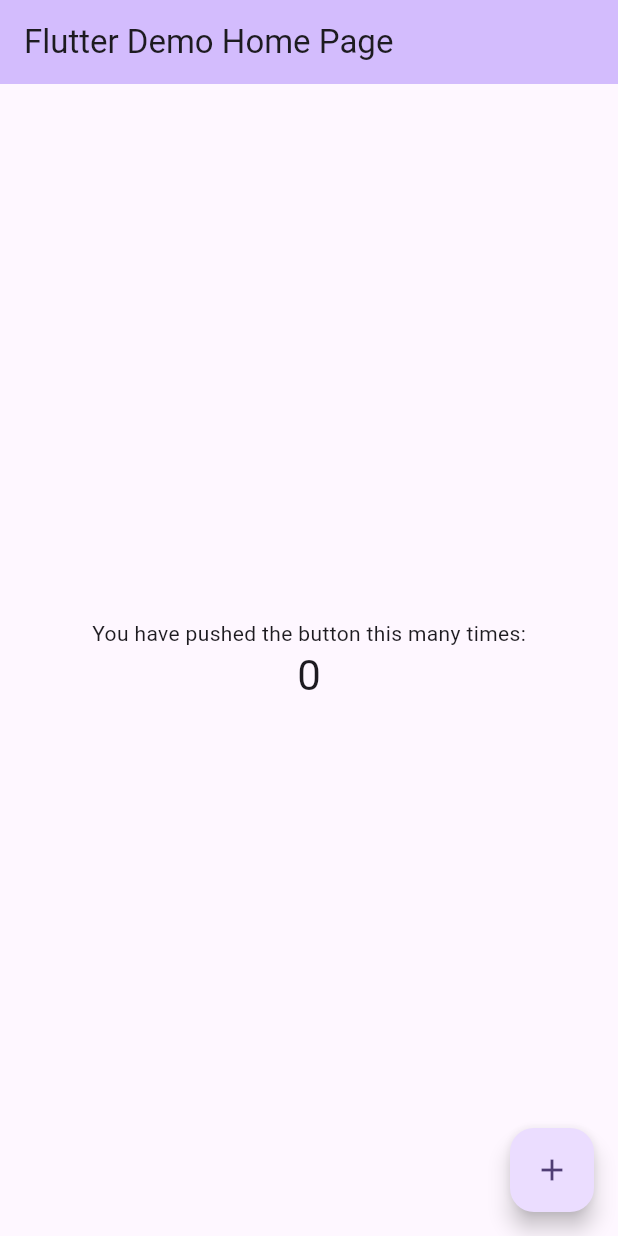
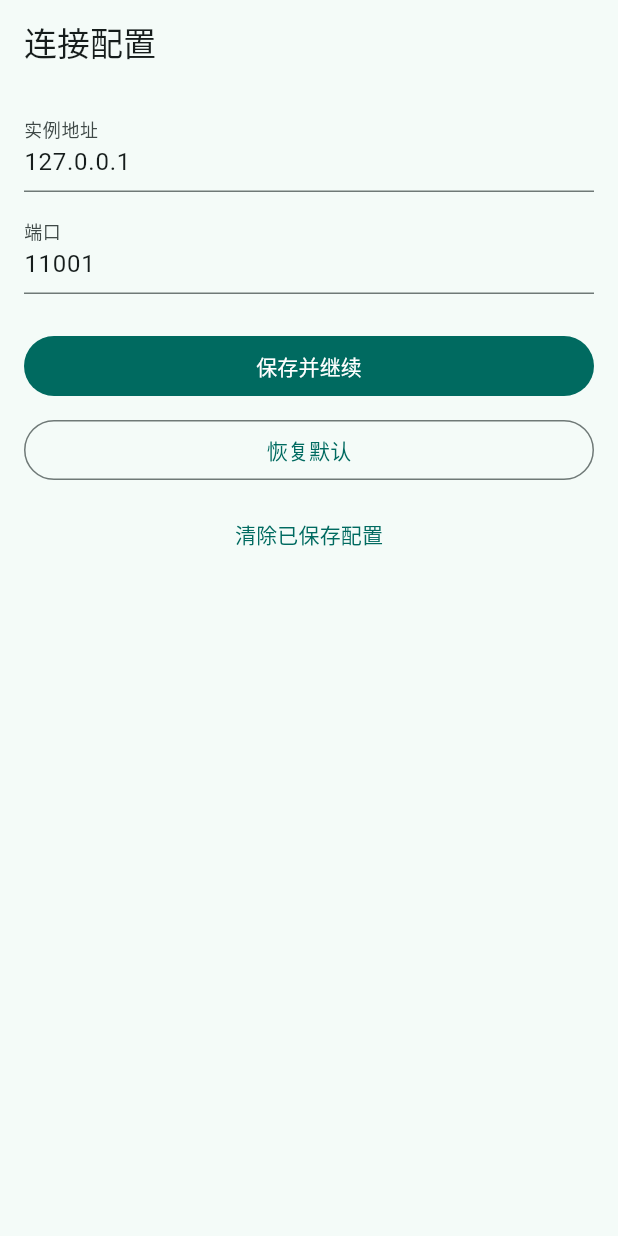
Before and after one commit to ahcotor-git/DualX, a Flutter app: the screen it shows after launch, on a phone screen of 412 x 824 dp. Run offline on Flutter 3.47's test engine with Material 3 defaults, Android fonts, the phone set to English and light mode, and no system bars; accounts and stored records are empty.

Commit message:
feat(clients): stage 4a app entry wiring and connection config page
Rewrite main.dart as the Android soldier-client shell: injects ConnectionConfigStore and routes to the connection page, with a temporary confirmation page as the post-save landing spot.

Add ConnectionPage (host/port form): loads from the store or falls back to contract defaults, validates via ConnectionConfig constructor (blank host / out-of-range port), writes only on success and reports inline errors otherwise.

Replace the scaffold counter widget test with 9 entry/connection-page cases (81 Dart tests total); no backend, no real HTTP, in-memory store only.

```diff
--- /dev/null
+++ b/clients/scds_client/lib/features/connection/connection_page.dart
@@ -0,0 +1,182 @@
+import 'package:flutter/material.dart';
+
+import '../../shared/config/connection_config.dart';
+import '../../shared/config/connection_config_store.dart';
+
+/// 供测试与后续集成定位的控件键（避免用文案查找）。
+const Key kConnectionHostFieldKey = Key('connection.hostField');
+const Key kConnectionPortFieldKey = Key('connection.portField');
+const Key kConnectionSaveButtonKey = Key('connection.saveButton');
+const Key kConnectionResetButtonKey = Key('connection.resetButton');
+const Key kConnectionClearButtonKey = Key('connection.clearButton');
+const Key kConnectionErrorKey = Key('connection.error');
+
+/// 连接配置页（M6 CLIENT-BASE 段 4a）。
+///
+/// 只负责「实例地址 + 端口」的读取、校验与保存：
+/// - 进入时读 [ConnectionConfigStore]，无已存值则预填 [ConnectionConfig.defaults]；
+/// - 保存时先过 [ConnectionConfig] 的构造校验（空白地址 / 越界端口抛 `ArgumentError`），
+///   校验通过才写库并回调 [onConnected]；
+/// - 校验失败只做行内提示，**不写库、不跳转**。
+///
+/// 不探测连通性、不做网络请求；实例可达性由后续段的真实调用暴露。
+class ConnectionPage extends StatefulWidget {
+  const ConnectionPage({super.key, required this.store, this.onConnected});
+
+  /// 连接配置存储端口。当前注入内存实现（不落盘）。
+  final ConnectionConfigStore store;
+
+  /// 保存成功后的回调（段 4b 在此接上设备登录页）。
+  final ValueChanged<ConnectionConfig>? onConnected;
+
+  @override
+  State<ConnectionPage> createState() => _ConnectionPageState();
+}
+
+class _ConnectionPageState extends State<ConnectionPage> {
+  final TextEditingController _host = TextEditingController();
+  final TextEditingController _port = TextEditingController();
+
+  String? _error;
+  bool _loading = true;
+
+  @override
+  void initState() {
+    super.initState();
+    _load();
+  }
+
+  @override
+  void dispose() {
+    _host.dispose();
+    _port.dispose();
+    super.dispose();
+  }
+
+  Future<void> _load() async {
+    final ConnectionConfig config =
+        await widget.store.read() ?? ConnectionConfig.defaults;
+    if (!mounted) {
+      return;
+    }
+    setState(() {
+      _applyFields(config);
+      _loading = false;
+    });
+  }
+
+  void _applyFields(ConnectionConfig config) {
+    _host.text = config.host;
+    _port.text = '${config.port}';
+  }
+
+  Future<void> _save() async {
+    final int? port = int.tryParse(_port.text.trim());
+    if (port == null) {
+      setState(() => _error = '端口须为数字');
+      return;
+    }
+
+    final ConnectionConfig config;
+    try {
+      config = ConnectionConfig(host: _host.text, port: port);
+    } on ArgumentError catch (error) {
+      setState(() => _error = '${error.message}');
+      return;
+    }
+
+    await widget.store.write(config);
+    if (!mounted) {
+      return;
+    }
+    setState(() {
+      _error = null;
+      _applyFields(config);
+    });
+    widget.onConnected?.call(config);
+  }
+
+  void _restoreDefaults() {
+    setState(() {
+      _applyFields(ConnectionConfig.defaults);
+      _error = null;
+    });
+  }
+
+  Future<void> _clear() async {
+    await widget.store.clear();
+    if (!mounted) {
+      return;
+    }
+    setState(() {
+      _applyFields(ConnectionConfig.defaults);
+      _error = null;
+    });
+  }
+
+  @override
+  Widget build(BuildContext context) {
+    if (_loading) {
+      return const Scaffold(body: Center(child: CircularProgressIndicator()));
+    }
+    return Scaffold(
+      appBar: AppBar(title: const Text('连接配置')),
+      body: SafeArea(
+        child: Padding(
+          padding: const EdgeInsets.all(16),
+          child: Column(
+            crossAxisAlignment: CrossAxisAlignment.stretch,
+            children: <Widget>[
+              TextField(
+                key: kConnectionHostFieldKey,
+                controller: _host,
+                autocorrect: false,
+                enableSuggestions: false,
+                decoration: const InputDecoration(
+                  labelText: '实例地址',
+                  hintText: '127.0.0.1',
+                ),
+              ),
+              const SizedBox(height: 12),
+              TextField(
+                key: kConnectionPortFieldKey,
+                controller: _port,
+                keyboardType: TextInputType.number,
+                decoration: const InputDecoration(
+                  labelText: '端口',
+                  hintText: '11001',
+                ),
+              ),
+              if (_error != null) ...<Widget>[
+                const SizedBox(height: 12),
+                Text(
+                  _error!,
+                  key: kConnectionErrorKey,
+                  style: TextStyle(color: Theme.of(context).colorScheme.error),
+                ),
+              ],
+              const SizedBox(height: 24),
+              FilledButton(
+                key: kConnectionSaveButtonKey,
+                onPressed: _save,
+                child: const Text('保存并继续'),
+              ),
+              const SizedBox(height: 8),
+              OutlinedButton(
+                key: kConnectionResetButtonKey,
+                onPressed: _restoreDefaults,
+                child: const Text('恢复默认'),
+              ),
+              const SizedBox(height: 8),
+              TextButton(
+                key: kConnectionClearButtonKey,
+                onPressed: _clear,
+                child: const Text('清除已保存配置'),
+              ),
+            ],
+          ),
+        ),
+      ),
+    );
+  }
+}
--- a/clients/scds_client/lib/main.dart
+++ b/clients/scds_client/lib/main.dart
@@ -1,121 +1,67 @@
 import 'package:flutter/material.dart';
 
+import 'features/connection/connection_page.dart';
+import 'shared/config/connection_config.dart';
+import 'shared/config/connection_config_store.dart';
+
 void main() {
-  runApp(const MyApp());
+  runApp(ScdsClientApp(configStore: InMemoryConnectionConfigStore()));
 }
 
-class MyApp extends StatelessWidget {
-  const MyApp({super.key});
+/// 单兵端应用外壳（M6 CLIENT-BASE 段 4a）。
+///
+/// 只做「装配」：注入连接配置存储端口，并把首页指向连接配置页。
+/// 段 4b 在此接上设备登录页与自身态势轮询。
+class ScdsClientApp extends StatelessWidget {
+  const ScdsClientApp({super.key, required this.configStore});
 
-  // This widget is the root of your application.
+  /// 连接配置存储端口。当前为内存实现（不落盘）；
+  /// 换平台安全存储需另行授权引依赖。
+  final ConnectionConfigStore configStore;
+
   @override
   Widget build(BuildContext context) {
     return MaterialApp(
-      title: 'Flutter Demo',
-      theme: ThemeData(
-        // This is the theme of your application.
-        //
-        // TRY THIS: Try running your application with "flutter run". You'll see
-        // the application has a purple toolbar. Then, without quitting the app,
-        // try changing the seedColor in the colorScheme below to Colors.green
-        // and then invoke "hot reload" (save your changes or press the "hot
-        // reload" button in a Flutter-supported IDE, or press "r" if you used
-        // the command line to start the app).
-        //
-        // Notice that the counter didn't reset back to zero; the application
-        // state is not lost during the reload. To reset the state, use hot
-        // restart instead.
-        //
-        // This works for code too, not just values: Most code changes can be
-        // tested with just a hot reload.
-        colorScheme: .fromSeed(seedColor: Colors.deepPurple),
+      title: 'SCDS 单兵端',
+      theme: ThemeData(colorScheme: ColorScheme.fromSeed(seedColor: Colors.teal)),
+      home: Builder(
+        builder: (BuildContext context) => ConnectionPage(
+          store: configStore,
+          onConnected: (ConnectionConfig config) {
+            Navigator.of(context).push(
+              MaterialPageRoute<void>(
+                builder: (BuildContext pageContext) =>
+                    _PendingHomePage(config: config),
+              ),
+            );
+          },
+        ),
       ),
-      home: const MyHomePage(title: 'Flutter Demo Home Page'),
     );
   }
 }
 
-class MyHomePage extends StatefulWidget {
-  const MyHomePage({super.key, required this.title});
+/// 段 4a 的临时落点：确认连接配置已保存。
+///
+/// 段 4b 用设备登录页替换本页，届时本类删除。
+class _PendingHomePage extends StatelessWidget {
+  const _PendingHomePage({required this.config});
 
-  // This widget is the home page of your application. It is stateful, meaning
-  // that it has a State object (defined below) that contains fields that affect
-  // how it looks.
-
-  // This class is the configuration for the state. It holds the values (in this
-  // case the title) provided by the parent (in this case the App widget) and
-  // used by the build method of the State. Fields in a Widget subclass are
-  // always marked "final".
-
-  final String title;
-
-  @override
-  State<MyHomePage> createState() => _MyHomePageState();
-}
-
-class _MyHomePageState extends State<MyHomePage> {
-  int _counter = 0;
-
-  void _incrementCounter() {
-    setState(() {
-      // This call to setState tells the Flutter framework that something has
-      // changed in this State, which causes it to rerun the build method below
-      // so that the display can reflect the updated values. If we changed
-      // _counter without calling setState(), then the build method would not be
-      // called again, and so nothing would appear to happen.
-      _counter++;
-    });
-  }
+  final ConnectionConfig config;
 
   @override
   Widget build(BuildContext context) {
-    // This method is rerun every time setState is called, for instance as done
-    // by the _incrementCounter method above.
-    //
-    // The Flutter framework has been optimized to make rerunning build methods
-    // fast, so that you can just rebuild anything that needs updating rather
-    // than having to individually change instances of widgets.
     return Scaffold(
-      appBar: AppBar(
-        // TRY THIS: Try changing the color here to a specific color (to
-        // Colors.amber, perhaps?) and trigger a hot reload to see the AppBar
-        // change color while the other colors stay the same.
-        backgroundColor: Theme.of(context).colorScheme.inversePrimary,
-        // Here we take the value from the MyHomePage object that was created by
-        // the App.build method, and use it to set our appbar title.
-        title: Text(widget.title),
-      ),
+      appBar: AppBar(title: const Text('连接已保存')),
       body: Center(
-        // Center is a layout widget. It takes a single child and positions it
-        // in the middle of the parent.
         child: Column(
-          // Column is also a layout widget. It takes a list of children and
-          // arranges them vertically. By default, it sizes itself to fit its
-          // children horizontally, and tries to be as tall as its parent.
-          //
-          // Column has various properties to control how it sizes itself and
-          // how it positions its children. Here we use mainAxisAlignment to
-          // center the children vertically; the main axis here is the vertical
-          // axis because Columns are vertical (the cross axis would be
-          // horizontal).
-          //
-          // TRY THIS: Invoke "debug painting" (choose the "Toggle Debug Paint"
-          // action in the IDE, or press "p" in the console), to see the
-          // wireframe for each widget.
-          mainAxisAlignment: .center,
-          children: [
-            const Text('You have pushed the button this many times:'),
-            Text(
-              '$_counter',
-              style: Theme.of(context).textTheme.headlineMedium,
-            ),
+          mainAxisAlignment: MainAxisAlignment.center,
+          children: <Widget>[
+            Text(config.display, key: const Key('pendingHome.display')),
+            const SizedBox(height: 8),
+            const Text('设备登录与自身态势在段 4b 接入'),
           ],
         ),
-      ),
-      floatingActionButton: FloatingActionButton(
-        onPressed: _incrementCounter,
-        tooltip: 'Increment',
-        child: const Icon(Icons.add),
       ),
     );
   }
```
Also changed, not shown: 1 other file.
